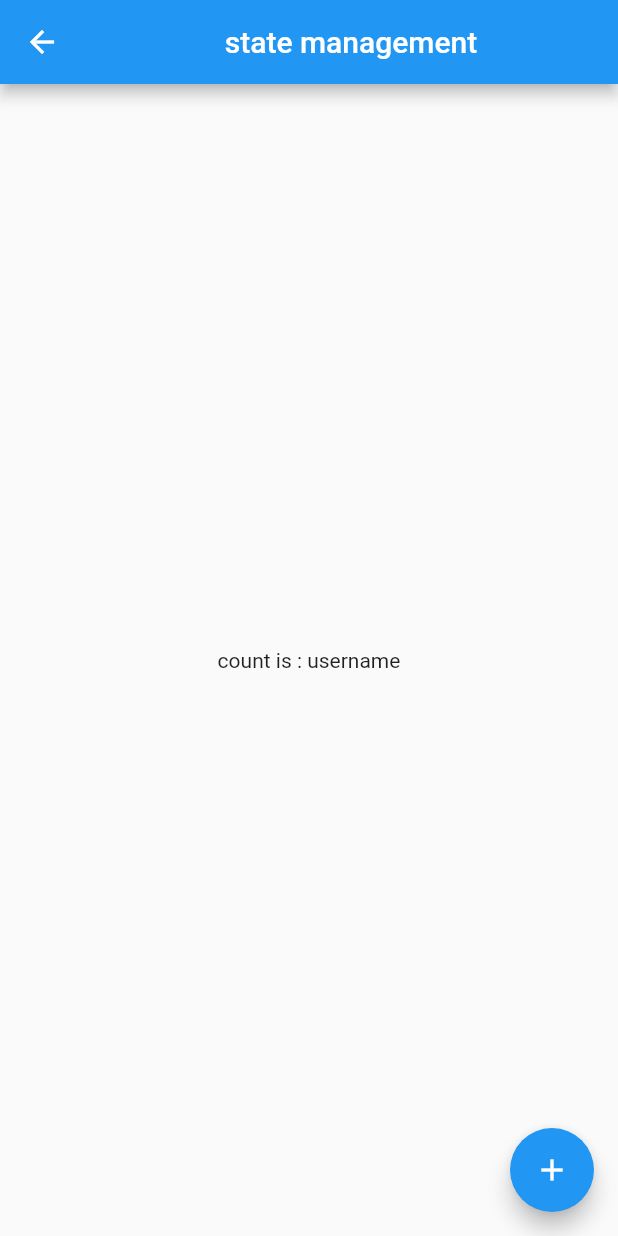
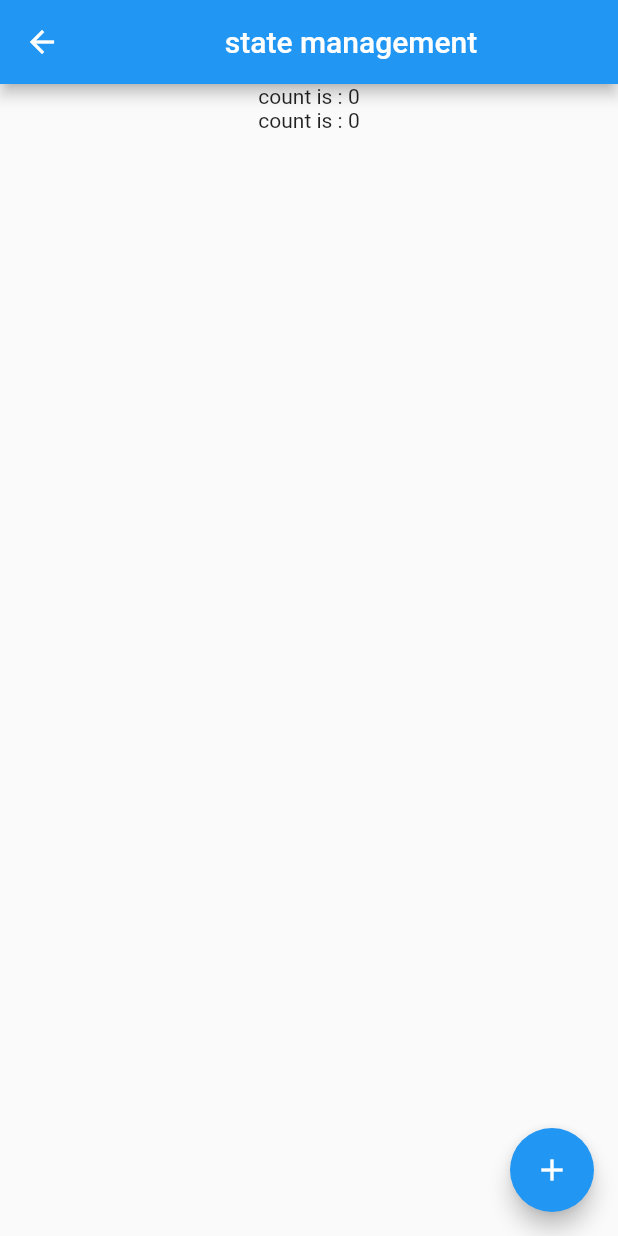
Before and after one commit to Mortaza-Karimi/Getx-Tutorial, a Flutter app: the StateManageMent screen opened by its route, on a phone screen of 412 x 824 dp. Run offline on Flutter 3.47's test engine with Material 2 defaults, Android fonts, the light colour scheme and no system bars; our stand-ins replace get.

Commit message:
learn statemanagement 02

```diff
--- /dev/null
+++ b/lib/myController.dart
@@ -0,0 +1,31 @@
+import 'package:get/get.dart';
+
+class MyController extends GetxController {
+  RxInt count = 0.obs;
+
+  @override
+  onInit() {
+    // ever(count, ((callback) {
+    //   print(count.value);
+    // }));
+    // everAll([count], (callback) {
+    //   print(count.value);
+    // });
+    // once(count, (callback) {
+    //   print(count.value);
+    // });
+    // debounce(
+    //   count,
+    //   (callback) {
+    //     print(count.value);
+    //   },
+    //   time: Duration(milliseconds: 2000),
+    // );
+    super.onInit();
+  }
+
+  increment() {
+    count.value++;
+    update(['second']);
+  }
+}
--- a/lib/statemanagement.dart
+++ b/lib/statemanagement.dart
@@ -1,29 +1,53 @@
 import 'package:flutter/material.dart';
 import 'package:get/get.dart';
+import 'package:getxtutorial/myController.dart';
 import 'package:getxtutorial/user.dart';
 
 class StateManageMent extends StatelessWidget {
   StateManageMent({Key? key}) : super(key: key);
 
-  Rx<User> user = User("username", "password").obs;
+  // Rx<User> user = User("username", "password").obs;
 
   @override
   Widget build(BuildContext context) {
+    // Get.put(MyController(), permanent: true);
     return Scaffold(
       appBar: AppBar(
         title: Center(
           child: Text("state management"),
         ),
       ),
-      body: Obx(() {
-        return Center(child: Text("count is : ${user.value.username}"));
-      }),
+      body: Column(
+        children: [
+          Center(
+            child: GetBuilder<MyController>(
+              id: "first",
+              init: MyController(),
+              builder: (MyController myController) {
+                return Text(
+                    "count is : ${Get.find<MyController>().count.value}");
+              },
+            ),
+          ),
+          Center(
+            child: GetBuilder<MyController>(
+              id: "second",
+              init: MyController(),
+              builder: (MyController myController) {
+                return Text(
+                    "count is : ${Get.find<MyController>().count.value}");
+              },
+            ),
+          ),
+        ],
+      ),
       floatingActionButton: FloatingActionButton(
         child: Icon(Icons.add),
         onPressed: () {
-          user.update((val) {
-            user.value.username = "ali";
-          });
+          // user.update((val) {
+          //   user.value.username = "ali";
+          // });
+          Get.find<MyController>().increment();
         },
       ),
     );
```
